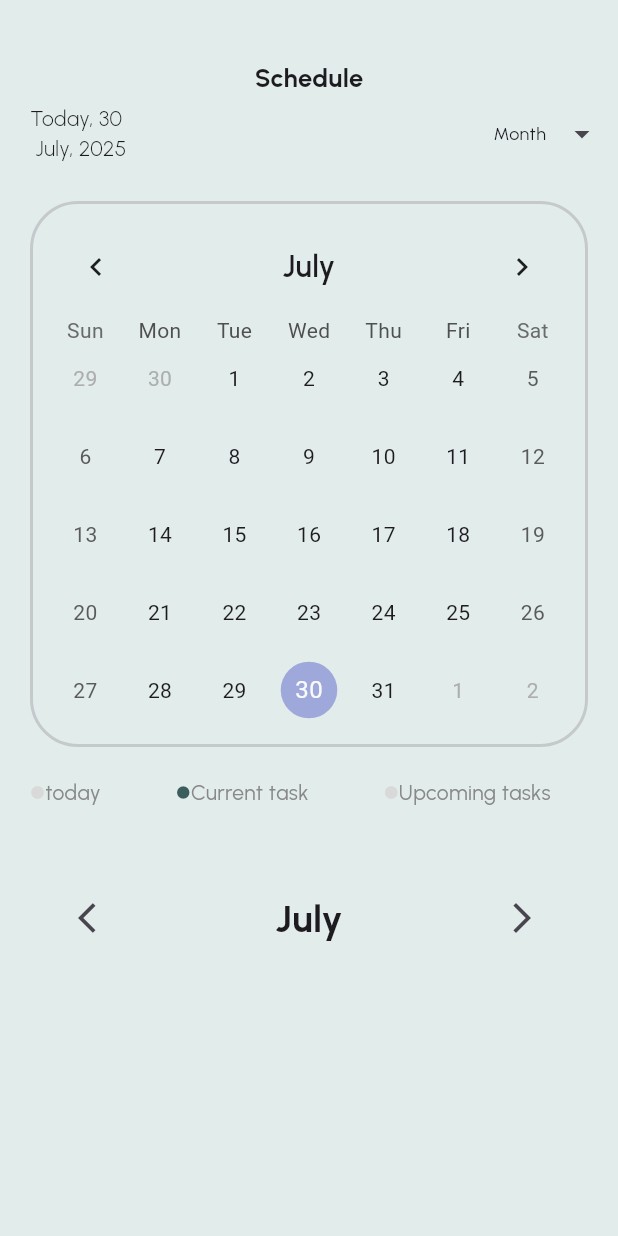
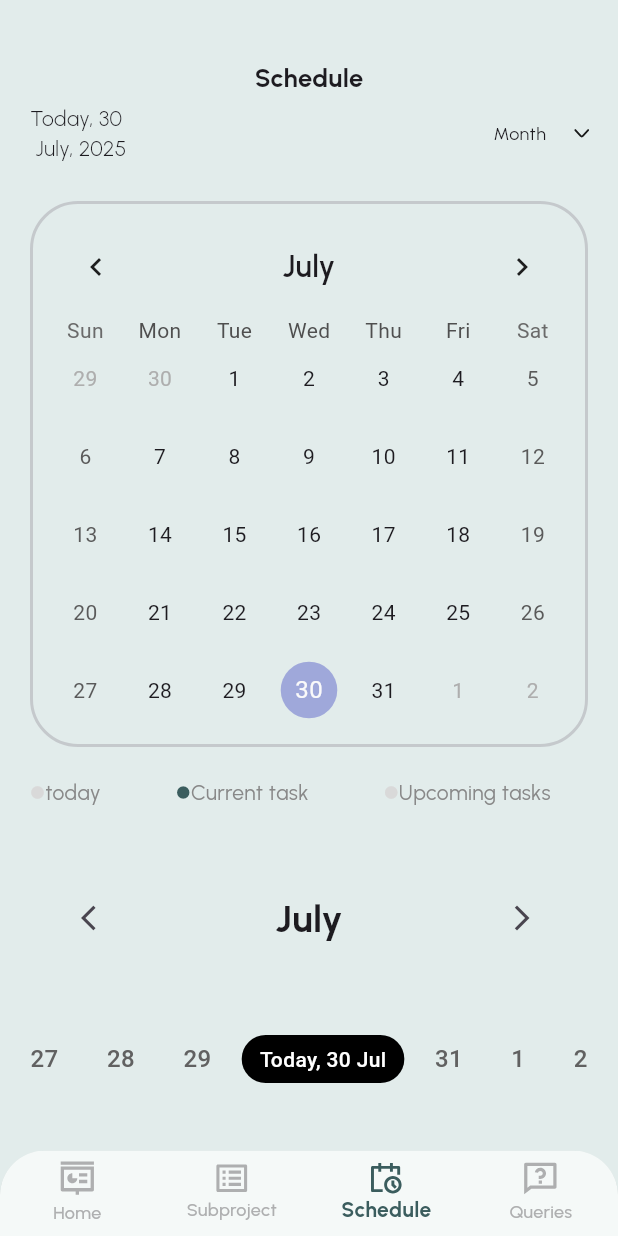
Before and after one commit to TajemulCSE/DailySchedule, a Flutter app: the screen it shows after launch, on a phone screen of 412 x 824 dp. Run offline on Flutter 3.47's test engine with Material 3 defaults, Android fonts, the light colour scheme and no system bars; drawn by our look-alikes of table_calendar; our stand-ins replace flutter_svg.

Commit message:
All icon fixed and added bottom nav bar

```diff
--- a/lib/main.dart
+++ b/lib/main.dart
@@ -13,6 +13,25 @@ class MyApp extends StatelessWidget {
     return MaterialApp(
       home: DailySchedule(),
       debugShowCheckedModeBanner: false,
+
+      theme: ThemeData(
+        bottomNavigationBarTheme: BottomNavigationBarThemeData(
+          selectedItemColor: Color(0xFF3B5D5E),
+          unselectedItemColor: Color(0xFFAEAFB0),
+          selectedLabelStyle: TextStyle(
+            fontFamily: 'Urbanist-VariableFont_wght',
+            fontWeight: FontWeight.w700
+          ),
+          unselectedLabelStyle: TextStyle(
+
+            fontFamily: 'Urbanist-VariableFont_wght',
+            fontWeight: FontWeight.w500
+
+
+          )
+
+        )
+      ),
     );
   }
 }
--- a/lib/screens/daily_schedule/daily_schedule.dart
+++ b/lib/screens/daily_schedule/daily_schedule.dart
@@ -1,4 +1,5 @@
 import 'package:flutter/material.dart';
+import 'package:flutter_svg/flutter_svg.dart';
 import 'package:intl/intl.dart';
 import 'package:table_calendar/table_calendar.dart';
 
@@ -25,8 +26,18 @@ class _DailySchedule extends State<DailySchedule> {
     });
   }
 
+  List<DateTime> getSevenDates(DateTime focusedDay) {
+    return List.generate(
+      7,
+      (index) => focusedDay.subtract(Duration(days: 3 - index)),
+    );
+  }
+
   @override
   Widget build(BuildContext context) {
+    final today = DateTime.now();
+    final weekDates = getSevenDates(focusedDay);
+
     return Scaffold(
       backgroundColor: Color(0xFFE2ECEB),
       body: SingleChildScrollView(
@@ -74,7 +85,7 @@ class _DailySchedule extends State<DailySchedule> {
                 ),
                 IconButton(
                   onPressed: () {},
-                  icon: Icon(Icons.arrow_drop_down_sharp),
+                  icon: SvgPicture.asset('assets/icons/dropdown_arrow.svg'),
                 ),
               ],
             ),
@@ -88,7 +99,7 @@ class _DailySchedule extends State<DailySchedule> {
                 ),
                 padding: EdgeInsets.all(10),
                 child: TableCalendar(
-                  focusedDay: DateTime.now(),
+                  focusedDay: focusedDay,
                   firstDay: DateTime.utc(2010),
                   lastDay: DateTime.utc(2030),
 
@@ -150,7 +161,7 @@ class _DailySchedule extends State<DailySchedule> {
                     onPressed: () {
                       _previousMonth();
                     },
-                    icon: Icon(Icons.arrow_back_ios),
+                    icon: Icon(Icons.arrow_back_ios,size: 20,),
                   ),
                   Spacer(),
                   Text(
@@ -166,10 +177,81 @@ class _DailySchedule extends State<DailySchedule> {
                     onPressed: () {
                       _nextMonth();
                     },
-                    icon: Icon(Icons.arrow_forward_ios),
+                    icon: Icon(Icons.arrow_forward_ios,size: 20,),
                   ),
                 ],
               ),
+            ),
+
+            SizedBox(
+              height: 60,
+              child: Row(
+                mainAxisAlignment: MainAxisAlignment.spaceEvenly,
+                children:
+                    weekDates.map((date) {
+                      final isToday = isSameDay(date, today);
+                      final isSelected = isSameDay(date, focusedDay);
+
+                      return GestureDetector(
+                        onTap: () {
+                          setState(() {
+                            focusedDay = date;
+                          });
+                        },
+                        child: Container(
+                          padding: const EdgeInsets.symmetric(
+                            horizontal: 12,
+                            vertical: 6,
+                          ),
+                          decoration: BoxDecoration(
+                            color:
+                                isSelected ? Colors.black : Colors.transparent,
+                            borderRadius: BorderRadius.circular(30),
+                          ),
+                          child: Text(
+                            isToday
+                                ? 'Today, ${DateFormat('d MMM').format(date)}'
+                                : date.day.toString(),
+                            style: TextStyle(
+                              color:
+                                  isSelected
+                                      ? Colors.white
+                                      : Colors.grey.shade700,
+                              fontWeight: FontWeight.w500,
+                              fontSize: isToday ? 14 : 16,
+                            ),
+                          ),
+                        ),
+                      );
+                    }).toList(),
+              ),
+            ),
+          ],
+        ),
+      ),
+      bottomNavigationBar: ClipRRect(
+        borderRadius: BorderRadius.only(
+          topLeft: Radius.circular(30),
+          topRight: Radius.circular(30)
+        ),
+        child: BottomNavigationBar(
+          type: BottomNavigationBarType.fixed,
+          currentIndex: 2,
+          backgroundColor: Color(0xFFF5F9F8),
+
+          items: [
+            BottomNavigationBarItem(icon: SvgPicture.asset('assets/icons/home.svg'), label: "Home"),
+            BottomNavigationBarItem(
+              icon: SvgPicture.asset('assets/icons/subproject.svg'),
+              label: "Subproject",
+            ),
+            BottomNavigationBarItem(
+              icon: SvgPicture.asset('assets/icons/scheduling.svg'),
+              label: "Schedule",
+            ),
+            BottomNavigationBarItem(
+              icon: SvgPicture.asset('assets/icons/queries.svg'),
+              label: "Queries",
             ),
           ],
         ),
--- /dev/null
+++ b/lib/screens/daily_schedule/event.dart
@@ -0,0 +1,11 @@
+import 'package:flutter/material.dart';
+
+class Event {
+
+  final String title;
+  final String description;
+Event({
+  required this.title, required this.description
+});
+
+}
--- a/pubspec.yaml
+++ b/pubspec.yaml
@@ -36,6 +36,7 @@ dependencies:
   # Use with the CupertinoIcons class for iOS style icons.
   cupertino_icons: ^1.0.8
   intl: ^0.20.2
+  flutter_svg: ^2.2.0
 
 dev_dependencies:
   flutter_test:
@@ -59,6 +60,9 @@ flutter:
   # the material Icons class.
   uses-material-design: true
 
+  assets:
+    - assets/icons/
+
   fonts:
     - family: Urbanist-VariableFont_wght
       fonts:
```
Also changed, not shown: assets/icons/dropdown_arrow.svg (added), assets/icons/home.svg (added), assets/icons/queries.svg (added), assets/icons/scheduling.svg (added), assets/icons/subproject.svg (added), assets/icons/task.svg (added), pubspec.lock.
